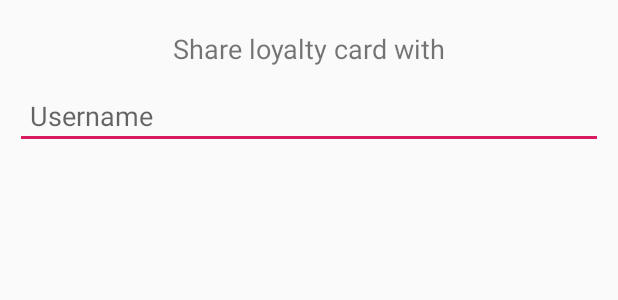
After one commit to lgorczynski98/ShopAssistAndroidClient, an Android app: the layout loyalty_card_share_dialog.xml on its own in the app's theme, with its tools: preview values and no code run, on a phone screen of 412 x 824 dp. The commit adds this screen. Shown: the top 300 px of the screen. Run offline under Robolectric (Android 15) with nearby library versions, the phone set to English and light mode, and no system bars.

Commit message:
Added firebase configuration and generating token, added share card dialog

```diff
--- a/app/build.gradle
+++ b/app/build.gradle
@@ -1,6 +1,7 @@
 apply plugin: 'com.android.application'
 apply plugin: 'kotlin-android-extensions'
 apply plugin: 'kotlin-android'
+apply plugin: 'com.google.gms.google-services'
 
 android {
     compileSdkVersion 29
@@ -52,6 +53,8 @@ dependencies {
     implementation 'com.squareup.retrofit2:converter-gson:2.7.0'
     implementation("com.squareup.okhttp3:okhttp:4.7.2")
     implementation("com.squareup.okhttp3:logging-interceptor:4.7.2")
+    implementation 'com.google.firebase:firebase-messaging:20.2.4'
+//    implementation 'com.google.firebase:firebase-analytics:17.5.0'
 }
 repositories {
     mavenCentral()
--- a/app/src/main/AndroidManifest.xml
+++ b/app/src/main/AndroidManifest.xml
@@ -67,6 +67,12 @@
                 android:name="com.google.android.gms.vision.DEPENDENCIES"
                 android:value="ocr"></meta-data>
         </provider>
+        <service android:name=".MyFirebaseMessagingService"
+            android:exported="false">
+            <intent-filter>
+                <action android:name="com.google.firebase.MESSAGING_EVENT"/>
+            </intent-filter>
+        </service>
     </application>
 
 </manifest>
--- /dev/null
+++ b/app/src/main/res/layout/loyalty_card_share_dialog.xml
@@ -0,0 +1,24 @@
+<?xml version="1.0" encoding="utf-8"?>
+<LinearLayout xmlns:android="http://schemas.android.com/apk/res/android"
+    android:layout_width="match_parent"
+    android:layout_height="match_parent"
+    android:orientation="vertical"
+    android:padding="10dp">
+
+    <TextView
+        android:id="@+id/loyalty_card_share_dialog_title"
+        android:layout_width="match_parent"
+        android:layout_height="wrap_content"
+        android:padding="10dp"
+        android:text="@string/share_setting_title"
+        android:textAlignment="center"
+        android:textSize="18sp" />
+
+    <EditText
+        android:id="@+id/loyalty_card_share_dialog_username_input"
+        android:layout_width="match_parent"
+        android:layout_height="wrap_content"
+        android:hint="@string/username"
+        android:padding="10dp" />
+
+</LinearLayout>
--- a/app/src/main/res/values/strings.xml
+++ b/app/src/main/res/values/strings.xml
@@ -46,6 +46,7 @@
     <string name="purchase_cost">Purchase Cost</string>
     <string name="return_to">Return to</string>
     <string name="print_receipt">Print receipt</string>
+    <string name="share_setting_title">Share loyalty card with</string>
     <string name="download_receipts_local_copy">Create a local copy of all the receipt scans</string>
     <string name="text_about_loyalty_cards">Shop Assist is an app that allows you to store all your loyalty cards in one place. It slims down your wallet and let\'s you do your shopping without concerns that you\'ll miss your discounts!</string>
     <string name="text_about_receipts">Shop Assist also provides you opportunity to store your receipts for later use such as return purchased items, warranty, receipt lotteries. Your receipts will never come fade!</string>
--- a/build.gradle
+++ b/build.gradle
@@ -10,6 +10,7 @@ buildscript {
         classpath 'com.android.tools.build:gradle:3.5.0'
         classpath "org.jetbrains.kotlin:kotlin-gradle-plugin:$kotlin_version"
 
+        classpath 'com.google.gms:google-services:4.3.3'
         // NOTE: Do not place your application dependencies here; they belong
         // in the individual module build.gradle files
     }
```
Also changed, not shown: app/src/main/java/com/lgorczynski/shopassist/MyFirebaseMessagingService.java (added, +18 -0 lines), app/src/main/java/com/lgorczynski/shopassist/ui/loyalty_cards/LoyaltyCardsFragment.java (+11 -3 lines), app/src/main/java/com/lgorczynski/shopassist/ui/loyalty_cards/ShareDialog.java (added, +42 -0 lines), 6 other files.
